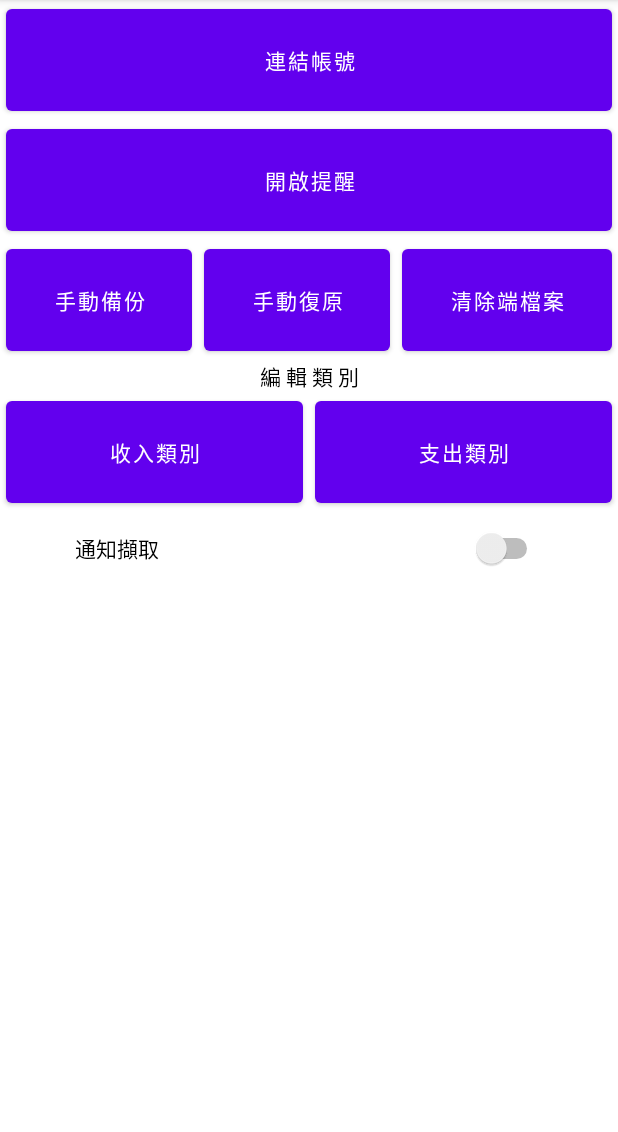
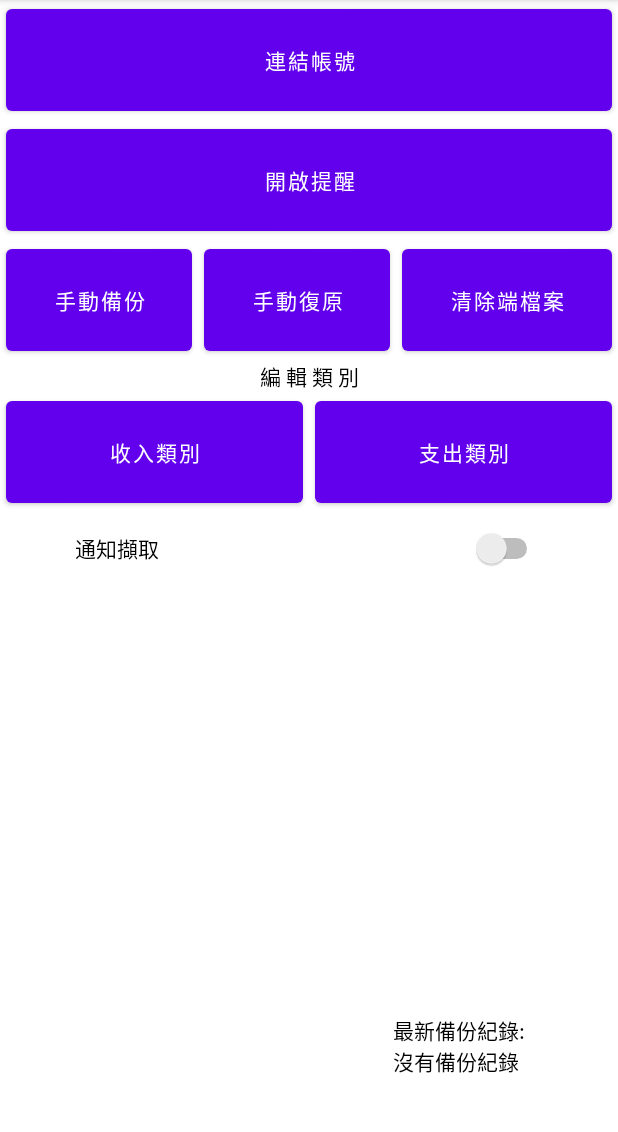
Before and after one commit to markhsumark/PocketManager, an Android app: the fragment SettingFragment shown on its own in the app's theme, on a phone screen of 412 x 824 dp, the part 84-1216 px from its top. Run offline under Robolectric (Android 15) with nearby library versions, the phone set to English and light mode, and no system bars; libraries missing offline, so code that uses them is left out: com.google.api.client, com.google.api.services.

Commit message:
加入備份紀錄v0

```diff
--- a/app/src/main/java/com/mark/pocketmanager/Setting/SettingFragment.java
+++ b/app/src/main/java/com/mark/pocketmanager/Setting/SettingFragment.java
@@ -2,6 +2,7 @@ package com.mark.pocketmanager.Setting;
 
 import static android.content.Context.MODE_PRIVATE;
 
+import android.annotation.SuppressLint;
 import android.content.Intent;
 import android.content.SharedPreferences;
 import android.os.Bundle;
@@ -11,11 +12,16 @@ import android.view.View;
 import android.view.ViewGroup;
 import android.widget.Button;
 import android.widget.Switch;
+import android.widget.TextView;
 import android.widget.Toast;
 
 import androidx.fragment.app.Fragment;
 
 import com.mark.pocketmanager.R;
+
+import java.text.SimpleDateFormat;
+import java.util.Calendar;
+import java.util.Date;
 
 public class SettingFragment extends Fragment {
     private final GoogleDriveService mGDS = new GoogleDriveService();
@@ -23,8 +29,12 @@ public class SettingFragment extends Fragment {
     private SharedPreferences googleDriveData;
     Button connectGoogle,autoBackup,income,expenditure,remind, handbutton, handrestore;
     Switch noticeSwitch;
-    SharedPreferences sharedPreferences;
+    SharedPreferences settingData;
+    Calendar calendar = Calendar.getInstance();
+    TextView backupdate;
     //boolean notification;
+    @SuppressLint("SimpleDateFormat")
+    SimpleDateFormat dateFormat = new SimpleDateFormat("yyyy-MM-dd");
 
     @Override
     public View onCreateView(LayoutInflater inflater, ViewGroup container,
@@ -32,6 +42,7 @@ public class SettingFragment extends Fragment {
         // Inflate the layout for this fragment
         View view = inflater.inflate(R.layout.fragment_setting, container, false);
         googleDriveData = this.getContext().getSharedPreferences("GoogleDrive_Data", MODE_PRIVATE);
+        settingData = this.getContext().getSharedPreferences("Setting_Data", MODE_PRIVATE);
         //使用 accountData.getString(INPUTA, INPUTB) 回傳email(String 型態)
         // INPUTA 是keyword,可以是 email, givenName, displayName
         // INPUTB 是預設的文字
@@ -67,12 +78,20 @@ public class SettingFragment extends Fragment {
                 startActivityForResult(intent, GoogleDriveService.RC_SIGN_IN);
             }
         });
+        backupdate = view.findViewById(R.id.backupdate);
+        backupdate.setText("最新備份紀錄:\n"+settingData.getString("backupdate", "沒有備份紀錄"));
+
         handbutton = view.findViewById(R.id.handbackup);
         handbutton.setOnClickListener(v -> {
             if (!ifLogInBefore()){
                 Toast.makeText(this.getContext(), "請先登入", Toast.LENGTH_SHORT).show();
             }else {
                 mGDS.backUpToDrive(this.getContext());
+                String now = dateFormat.format(calendar.getTime());
+                backupdate.setText("最新備份紀錄:"+now);
+                SharedPreferences.Editor editor = settingData.edit();
+                editor.putString("backupdate", now);
+                editor.apply();
             }
         });
         handrestore = view.findViewById(R.id.handrestore);
@@ -117,7 +136,6 @@ public class SettingFragment extends Fragment {
             startActivity(intent);
         });
 
-        sharedPreferences = getContext().getSharedPreferences("SHARED_PREF",MODE_PRIVATE);
         //preferences = getSharedPreferences("SHARED_PREF",MODE_PRIVATE);
 
         //boolean Remind = preferences.getBoolean("remind",false);
@@ -128,11 +146,11 @@ public class SettingFragment extends Fragment {
         noticeSwitch.setOnCheckedChangeListener((buttonView, isChecked) -> {
             boolean listener = noticeSwitch.isChecked();
 
-            SharedPreferences.Editor editor = sharedPreferences.edit();
+            SharedPreferences.Editor editor = settingData.edit();
             editor.putBoolean("listener",listener);
             editor.apply();
         });
-        noticeSwitch.setChecked(sharedPreferences.getBoolean("listener",false));
+        noticeSwitch.setChecked(settingData.getBoolean("listener",false));
 
         return view;
     }
--- a/app/src/main/res/layout/fragment_setting.xml
+++ b/app/src/main/res/layout/fragment_setting.xml
@@ -4,7 +4,7 @@
     xmlns:tools="http://schemas.android.com/tools"
     android:layout_width="match_parent"
     android:layout_height="match_parent"
-    tools:context="com.mark.pocketmanager.Setting.SettingActivity">
+    tools:context="com.mark.pocketmanager.Setting.SettingFragment">
 
     <LinearLayout
         android:id="@+id/linearLayout"
@@ -43,8 +43,9 @@
             android:text="清除端檔案" />
     </LinearLayout>
 
+
+
     <TextView
-        android:id="@+id/noticeCapture"
         android:layout_width="wrap_content"
         android:layout_height="wrap_content"
         android:gravity="center"
@@ -126,6 +127,19 @@
             android:layout_marginStart="4dp"
             android:layout_marginEnd="4dp"
             android:text="支出類別" />
+
     </LinearLayout>
+    <TextView
+        android:id="@+id/backupdate"
+        android:layout_width="wrap_content"
+        android:layout_height="wrap_content"
+        android:minWidth="100dp"
+        android:layout_weight="1"
+        android:layout_marginBottom="50dp"
+        android:layout_marginEnd="50dp"
+        android:text="上次備份時間"
+        app:layout_constraintBottom_toBottomOf="parent"
+        app:layout_constraintEnd_toEndOf="parent"
+    />
 
 </androidx.constraintlayout.widget.ConstraintLayout>
```
